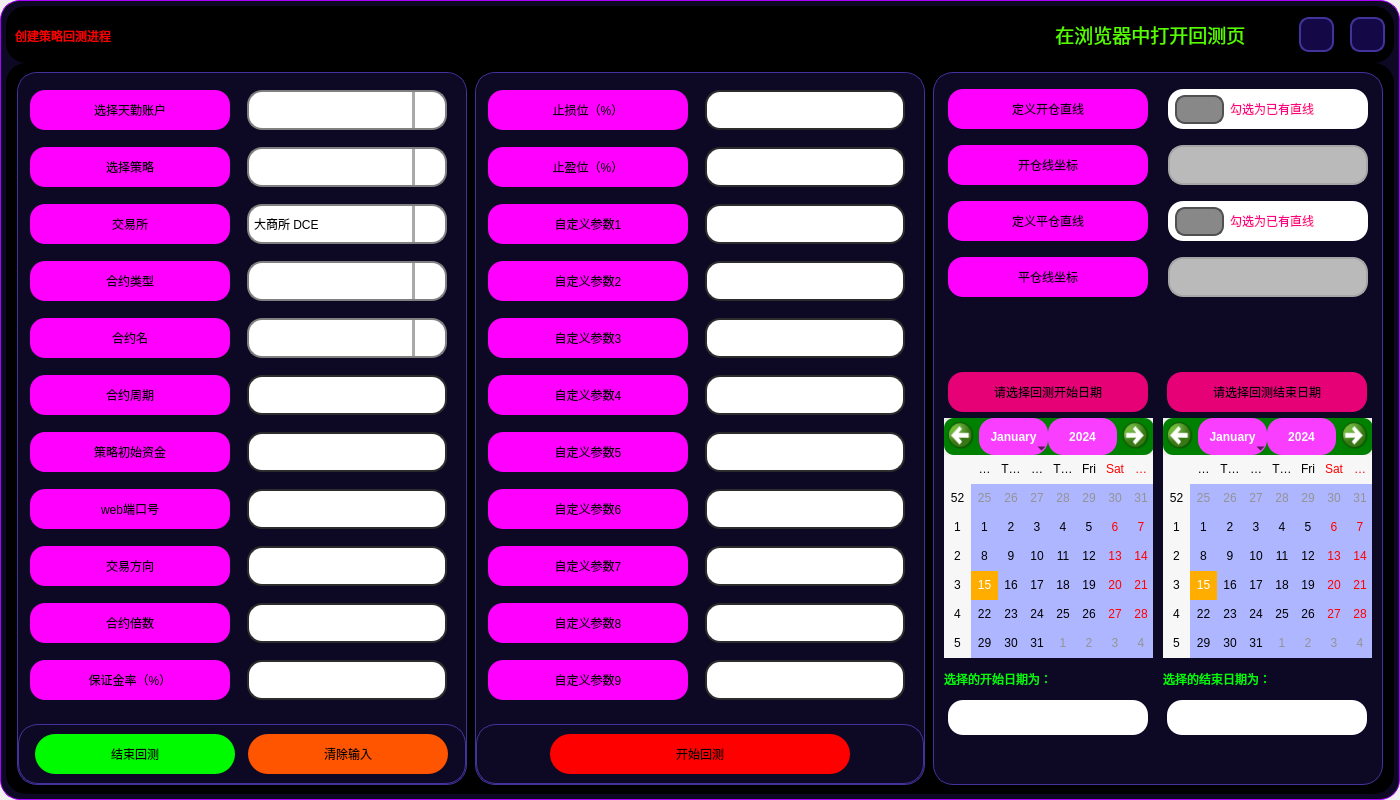
Old version of the form UI/CreateBackTestProcess_dark.ui in the repository shiyindebcd/ProcessTrader.
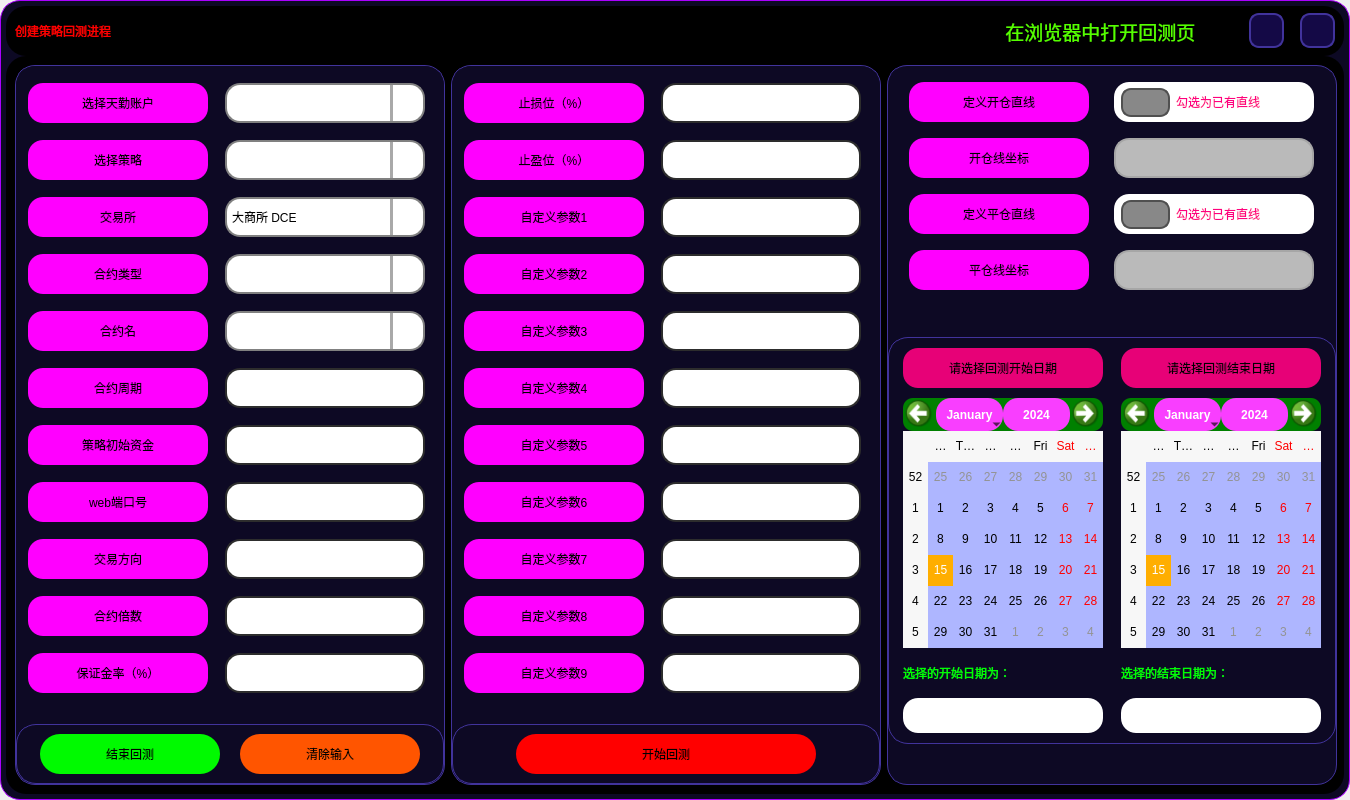
New version of the form. Icons and pictures are not drawn.

```diff
--- a/UI/CreateBackTestProcess_dark.ui
+++ b/UI/CreateBackTestProcess_dark.ui
@@ -6,19 +6,19 @@
    <rect>
     <x>0</x>
     <y>0</y>
-    <width>1400</width>
+    <width>1350</width>
     <height>800</height>
    </rect>
   </property>
   <property name="minimumSize">
    <size>
-    <width>1400</width>
-    <height>800</height>
+    <width>0</width>
+    <height>0</height>
    </size>
   </property>
   <property name="maximumSize">
    <size>
-    <width>1400</width>
+    <width>1350</width>
     <height>800</height>
    </size>
   </property>
@@ -46,6 +46,18 @@
    </property>
    <item>
     <widget class="QFrame" name="frame_3">
+     <property name="minimumSize">
+      <size>
+       <width>1350</width>
+       <height>800</height>
+      </size>
+     </property>
+     <property name="maximumSize">
+      <size>
+       <width>1350</width>
+       <height>800</height>
+      </size>
+     </property>
      <property name="styleSheet">
       <string notr="true">QFrame {
 	background-color: rgb(13, 9, 36);
@@ -112,13 +124,13 @@
            <property name="minimumSize">
             <size>
              <width>0</width>
-             <height>50</height>
+             <height>40</height>
             </size>
            </property>
            <property name="maximumSize">
             <size>
              <width>16777215</width>
-             <height>50</height>
+             <height>40</height>
             </size>
            </property>
            <property name="styleSheet">
@@ -381,7 +393,7 @@
           <widget class="QFrame" name="frame_93">
            <property name="minimumSize">
             <size>
-             <width>450</width>
+             <width>430</width>
              <height>400</height>
             </size>
            </property>
@@ -462,13 +474,13 @@
                  </property>
                  <property name="minimumSize">
                   <size>
-                   <width>205</width>
+                   <width>185</width>
                    <height>0</height>
                   </size>
                  </property>
                  <property name="maximumSize">
                   <size>
-                   <width>205</width>
+                   <width>185</width>
                    <height>1000</height>
                   </size>
                  </property>
@@ -504,13 +516,13 @@
                     </property>
                     <property name="minimumSize">
                      <size>
-                      <width>200</width>
+                      <width>180</width>
                       <height>40</height>
                      </size>
                     </property>
                     <property name="maximumSize">
                      <size>
-                      <width>200</width>
+                      <width>180</width>
                       <height>40</height>
                      </size>
                     </property>
@@ -548,13 +560,13 @@
                     </property>
                     <property name="minimumSize">
                      <size>
-                      <width>200</width>
+                      <width>180</width>
                       <height>40</height>
                      </size>
                     </property>
                     <property name="maximumSize">
                      <size>
-                      <width>200</width>
+                      <width>180</width>
                       <height>40</height>
                      </size>
                     </property>
@@ -589,13 +601,13 @@
                    <widget class="QLabel" name="label_exchange">
                     <property name="minimumSize">
                      <size>
-                      <width>200</width>
+                      <width>180</width>
                       <height>40</height>
                      </size>
                     </property>
                     <property name="maximumSize">
                      <size>
-                      <width>200</width>
+                      <width>180</width>
                       <height>40</height>
                      </size>
                     </property>
@@ -630,13 +642,13 @@
                    <widget class="QLabel" name="label_5">
                     <property name="minimumSize">
                      <size>
-                      <width>200</width>
+                      <width>180</width>
                       <height>40</height>
                      </size>
                     </property>
                     <property name="maximumSize">
                      <size>
-                      <width>200</width>
+                      <width>180</width>
                       <height>40</height>
                      </size>
                     </property>
@@ -668,13 +680,13 @@
                    <widget class="QLabel" name="label_symbol">
                     <property name="minimumSize">
                      <size>
-                      <width>200</width>
+                      <width>180</width>
                       <height>40</height>
                      </size>
                     </property>
                     <property name="maximumSize">
                      <size>
-                      <width>200</width>
+                      <width>180</width>
                       <height>40</height>
                      </size>
                     </property>
@@ -706,13 +718,13 @@
                    <widget class="QLabel" name="label_symbol_period">
                     <property name="minimumSize">
                      <size>
-                      <width>200</width>
+                      <width>180</width>
                       <height>40</height>
                      </size>
                     </property>
                     <property name="maximumSize">
                      <size>
-                      <width>200</width>
+                      <width>180</width>
                       <height>40</height>
                      </size>
                     </property>
@@ -747,13 +759,13 @@
                    <widget class="QLabel" name="label_initial_capital">
                     <property name="minimumSize">
                      <size>
-                      <width>200</width>
+                      <width>180</width>
                       <height>40</height>
                      </size>
                     </property>
                     <property name="maximumSize">
                      <size>
-                      <width>200</width>
+                      <width>180</width>
                       <height>40</height>
                      </size>
                     </property>
@@ -788,13 +800,13 @@
                    <widget class="QLabel" name="label_web_port">
                     <property name="minimumSize">
                      <size>
-                      <width>200</width>
+                      <width>180</width>
                       <height>40</height>
                      </size>
                     </property>
                     <property name="maximumSize">
                      <size>
-                      <width>200</width>
+                      <width>180</width>
                       <height>40</height>
                      </size>
                     </property>
@@ -829,13 +841,13 @@
                    <widget class="QLabel" name="label_orientation">
                     <property name="minimumSize">
                      <size>
-                      <width>200</width>
+                      <width>180</width>
                       <height>40</height>
                      </size>
                     </property>
                     <property name="maximumSize">
                      <size>
-                      <width>200</width>
+                      <width>180</width>
                       <height>40</height>
                      </size>
                     </property>
@@ -870,13 +882,13 @@
                    <widget class="QLabel" name="label_contract_multiples">
                     <property name="minimumSize">
                      <size>
-                      <width>200</width>
+                      <width>180</width>
                       <height>40</height>
                      </size>
                     </property>
                     <property name="maximumSize">
                      <size>
-                      <width>200</width>
+                      <width>180</width>
                       <height>40</height>
                      </size>
                     </property>
@@ -911,13 +923,13 @@
                    <widget class="QLabel" name="label_margin_rate">
                     <property name="minimumSize">
                      <size>
-                      <width>200</width>
+                      <width>180</width>
                       <height>40</height>
                      </size>
                     </property>
                     <property name="maximumSize">
                      <size>
-                      <width>200</width>
+                      <width>180</width>
                       <height>40</height>
                      </size>
                     </property>
@@ -1934,13 +1946,13 @@
                 <widget class="QPushButton" name="Btn_stop_backtest">
                  <property name="minimumSize">
                   <size>
-                   <width>200</width>
+                   <width>180</width>
                    <height>40</height>
                   </size>
                  </property>
                  <property name="maximumSize">
                   <size>
-                   <width>200</width>
+                   <width>180</width>
                    <height>40</height>
                   </size>
                  </property>
@@ -1972,13 +1984,13 @@
                 <widget class="QPushButton" name="Btn_clear_backtest_parameters">
                  <property name="minimumSize">
                   <size>
-                   <width>200</width>
+                   <width>180</width>
                    <height>40</height>
                   </size>
                  </property>
                  <property name="maximumSize">
                   <size>
-                   <width>200</width>
+                   <width>180</width>
                    <height>40</height>
                   </size>
                  </property>
@@ -2014,6 +2026,12 @@
          </item>
          <item>
           <widget class="QFrame" name="frame_25">
+           <property name="minimumSize">
+            <size>
+             <width>430</width>
+             <height>0</height>
+            </size>
+           </property>
            <property name="maximumSize">
             <size>
              <width>450</width>
@@ -2091,13 +2109,13 @@
                  </property>
                  <property name="minimumSize">
                   <size>
-                   <width>205</width>
+                   <width>185</width>
                    <height>0</height>
                   </size>
                  </property>
                  <property name="maximumSize">
                   <size>
-                   <width>205</width>
+                   <width>185</width>
                    <height>1000</height>
                   </size>
                  </property>
@@ -2130,13 +2148,13 @@
                    <widget class="QLabel" name="label_stop_loss">
                     <property name="minimumSize">
                      <size>
-                      <width>200</width>
+                      <width>180</width>
                       <height>40</height>
                      </size>
                     </property>
                     <property name="maximumSize">
                      <size>
-                      <width>200</width>
+                      <width>180</width>
                       <height>40</height>
                      </size>
                     </property>
@@ -2171,13 +2189,13 @@
                    <widget class="QLabel" name="label_stop_profit">
                     <property name="minimumSize">
                      <size>
-                      <width>200</width>
+                      <width>180</width>
                       <height>40</height>
                      </size>
                     </property>
                     <property name="maximumSize">
                      <size>
-                      <width>200</width>
+                      <width>180</width>
                       <height>40</height>
                      </size>
                     </property>
@@ -2212,13 +2230,13 @@
                    <widget class="QLabel" name="label_Customized_parameters1">
                     <property name="minimumSize">
                      <size>
-                      <width>200</width>
+                      <width>180</width>
                       <height>40</height>
                      </size>
                     </property>
                     <property name="maximumSize">
                      <size>
-                      <width>200</width>
+                      <width>180</width>
                       <height>40</height>
                      </size>
                     </property>
@@ -2253,13 +2271,13 @@
                    <widget class="QLabel" name="label_Customized_parameters2">
                     <property name="minimumSize">
                      <size>
-                      <width>200</width>
+                      <width>180</width>
                       <height>40</height>
                      </size>
                     </property>
                     <property name="maximumSize">
                      <size>
-                      <width>200</width>
+                      <width>180</width>
                       <height>40</height>
                      </size>
                     </property>
@@ -2294,13 +2312,13 @@
                    <widget class="QLabel" name="label_Customized_parameters3">
                     <property name="minimumSize">
                      <size>
-                      <width>200</width>
+                      <width>180</width>
                       <height>40</height>
                      </size>
                     </property>
                     <property name="maximumSize">
                      <size>
-                      <width>200</width>
+                      <width>180</width>
                       <height>40</height>
                      </size>
                     </property>
@@ -2335,13 +2353,13 @@
                    <widget class="QLabel" name="label_Customized_parameters4">
                     <property name="minimumSize">
                      <size>
-                      <width>200</width>
+                      <width>180</width>
                       <height>40</height>
                      </size>
                     </property>
                     <property name="maximumSize">
                      <size>
-                      <width>200</width>
+                      <width>180</width>
                       <height>40</height>
                      </size>
                     </property>
@@ -2376,13 +2394,13 @@
                    <widget class="QLabel" name="label_Customized_parameters5">
                     <property name="minimumSize">
                      <size>
-                      <width>200</width>
+                      <width>180</width>
                       <height>40</height>
                      </size>
                     </property>
                     <property name="maximumSize">
                      <size>
-                      <width>200</width>
+                      <width>180</width>
                       <height>40</height>
                      </size>
                     </property>
@@ -2417,13 +2435,13 @@
                    <widget class="QLabel" name="label_Customized_parameters6">
                     <property name="minimumSize">
                      <size>
-                      <width>200</width>
+                      <width>180</width>
                       <height>40</height>
                      </size>
                     </property>
                     <property name="maximumSize">
                      <size>
-                      <width>200</width>
+                      <width>180</width>
                       <height>40</height>
                      </size>
                     </property>
@@ -2458,13 +2476,13 @@
                    <widget class="QLabel" name="label_Customized_parameters7">
                     <property name="minimumSize">
                      <size>
-                      <width>200</width>
+                      <width>180</width>
                       <height>40</height>
                      </size>
                     </property>
                     <property name="maximumSize">
                      <size>
-                      <width>200</width>
+                      <width>180</width>
                       <height>40</height>
                      </size>
                     </property>
@@ -2499,13 +2517,13 @@
                    <widget class="QLabel" name="label_Customized_parameters8">
                     <property name="minimumSize">
                      <size>
-                      <width>200</width>
+                      <width>180</width>
                       <height>40</height>
                      </size>
                     </property>
                     <property name="maximumSize">
                      <size>
-                      <width>200</width>
+                      <width>180</width>
                       <height>40</height>
                      </size>
                     </property>
@@ -2540,13 +2558,13 @@
                    <widget class="QLabel" name="label_Customized_parameters9">
                     <property name="minimumSize">
                      <size>
-                      <width>200</width>
+                      <width>180</width>
                       <height>40</height>
                      </size>
                     </property>
                     <property name="maximumSize">
                      <size>
-                      <width>200</width>
+                      <width>180</width>
                       <height>40</height>
                      </size>
                     </property>
@@ -3115,7 +3133,7 @@
           <widget class="QFrame" name="frame_97">
            <property name="minimumSize">
             <size>
-             <width>200</width>
+             <width>450</width>
              <height>0</height>
             </size>
            </property>
@@ -3143,7 +3161,7 @@
            </property>
            <layout class="QVBoxLayout" name="verticalLayout_58">
             <property name="spacing">
-             <number>20</number>
+             <number>10</number>
             </property>
             <property name="leftMargin">
              <number>0</number>
@@ -3209,6 +3227,18 @@
                </property>
                <item>
                 <widget class="QFrame" name="frame_4">
+                 <property name="minimumSize">
+                  <size>
+                   <width>185</width>
+                   <height>0</height>
+                  </size>
+                 </property>
+                 <property name="maximumSize">
+                  <size>
+                   <width>185</width>
+                   <height>16777215</height>
+                  </size>
+                 </property>
                  <property name="frameShape">
                   <enum>QFrame::StyledPanel</enum>
                  </property>
@@ -3235,13 +3265,13 @@
                    <widget class="QLabel" name="lable_whether_open_line">
                     <property name="minimumSize">
                      <size>
-                      <width>200</width>
+                      <width>180</width>
                       <height>40</height>
                      </size>
                     </property>
                     <property name="maximumSize">
                      <size>
-                      <width>200</width>
+                      <width>180</width>
                       <height>40</height>
                      </size>
                     </property>
@@ -3276,13 +3306,13 @@
                    <widget class="QLabel" name="label_open_line_Coordinates">
                     <property name="minimumSize">
                      <size>
-                      <width>200</width>
+                      <width>180</width>
                       <height>40</height>
                      </size>
                     </property>
                     <property name="maximumSize">
                      <size>
-                      <width>200</width>
+                      <width>180</width>
                       <height>40</height>
                      </size>
                     </property>
@@ -3317,13 +3347,13 @@
                    <widget class="QLabel" name="label_whether_close_line">
                     <property name="minimumSize">
                      <size>
-                      <width>200</width>
+                      <width>180</width>
                       <height>40</height>
                      </size>
                     </property>
                     <property name="maximumSize">
                      <size>
-                      <width>200</width>
+                      <width>180</width>
                       <height>40</height>
                      </size>
                     </property>
@@ -3358,13 +3388,13 @@
                    <widget class="QLabel" name="label_close_line_Coordinates">
                     <property name="minimumSize">
                      <size>
-                      <width>200</width>
+                      <width>180</width>
                       <height>40</height>
                      </size>
                     </property>
                     <property name="maximumSize">
                      <size>
-                      <width>200</width>
+                      <width>180</width>
                       <height>40</height>
                      </size>
                     </property>
@@ -3623,7 +3653,7 @@
               <property name="sizeHint" stdset="0">
                <size>
                 <width>20</width>
-                <height>40</height>
+                <height>1</height>
                </size>
               </property>
              </spacer>
@@ -3645,11 +3675,7 @@
               <property name="styleSheet">
                <string notr="true">QFrame {	
 	background-color: transparent;
-	border-radius: 15px;
-	border: none;
-}
-QFrame:hover {
-	border:none;
+	border: 1px solid rgb(65, 51, 156);
 }</string>
               </property>
               <property name="frameShape">
@@ -3666,7 +3692,7 @@
                 <number>10</number>
                </property>
                <property name="topMargin">
-                <number>0</number>
+                <number>10</number>
                </property>
                <property name="rightMargin">
                 <number>10</number>
@@ -3685,9 +3711,12 @@
                  <property name="maximumSize">
                   <size>
                    <width>240</width>
-                   <height>500</height>
+                   <height>600</height>
                   </size>
                  </property>
+                 <property name="styleSheet">
+                  <string notr="true">border: none;</string>
+                 </property>
                  <property name="frameShape">
                   <enum>QFrame::StyledPanel</enum>
                  </property>
@@ -3695,6 +3724,9 @@
                   <enum>QFrame::Raised</enum>
                  </property>
                  <layout class="QVBoxLayout" name="verticalLayout_2">
+                  <property name="spacing">
+                   <number>10</number>
+                  </property>
                   <property name="leftMargin">
                    <number>0</number>
                   </property>
@@ -3751,14 +3783,14 @@
                    <widget class="QCalendarWidget" name="calendar_backtest_startdate">
                     <property name="minimumSize">
                      <size>
-                      <width>210</width>
-                      <height>240</height>
+                      <width>200</width>
+                      <height>250</height>
                      </size>
                     </property>
                     <property name="maximumSize">
                      <size>
-                      <width>210</width>
-                      <height>240</height>
+                      <width>200</width>
+                      <height>250</height>
                      </size>
                     </property>
                     <property name="styleSheet">
@@ -3898,9 +3930,12 @@
                  <property name="maximumSize">
                   <size>
                    <width>240</width>
-                   <height>500</height>
+                   <height>600</height>
                   </size>
                  </property>
+                 <property name="styleSheet">
+                  <string notr="true">border: none;</string>
+                 </property>
                  <property name="frameShape">
                   <enum>QFrame::StyledPanel</enum>
                  </property>
@@ -3908,6 +3943,9 @@
                   <enum>QFrame::Raised</enum>
                  </property>
                  <layout class="QVBoxLayout" name="verticalLayout_3">
+                  <property name="spacing">
+                   <number>10</number>
+                  </property>
                   <property name="leftMargin">
                    <number>0</number>
                   </property>
@@ -3964,14 +4002,14 @@
                    <widget class="QCalendarWidget" name="calendar_backtest_enddate">
                     <property name="minimumSize">
                      <size>
-                      <width>210</width>
-                      <height>240</height>
+                      <width>200</width>
+                      <height>250</height>
                      </size>
                     </property>
                     <property name="maximumSize">
                      <size>
-                      <width>210</width>
-                      <height>240</height>
+                      <width>200</width>
+                      <height>250</height>
                      </size>
                     </property>
                     <property name="styleSheet">
```
Left out of the diff: 2 changed lines with no effect on the pictures.
